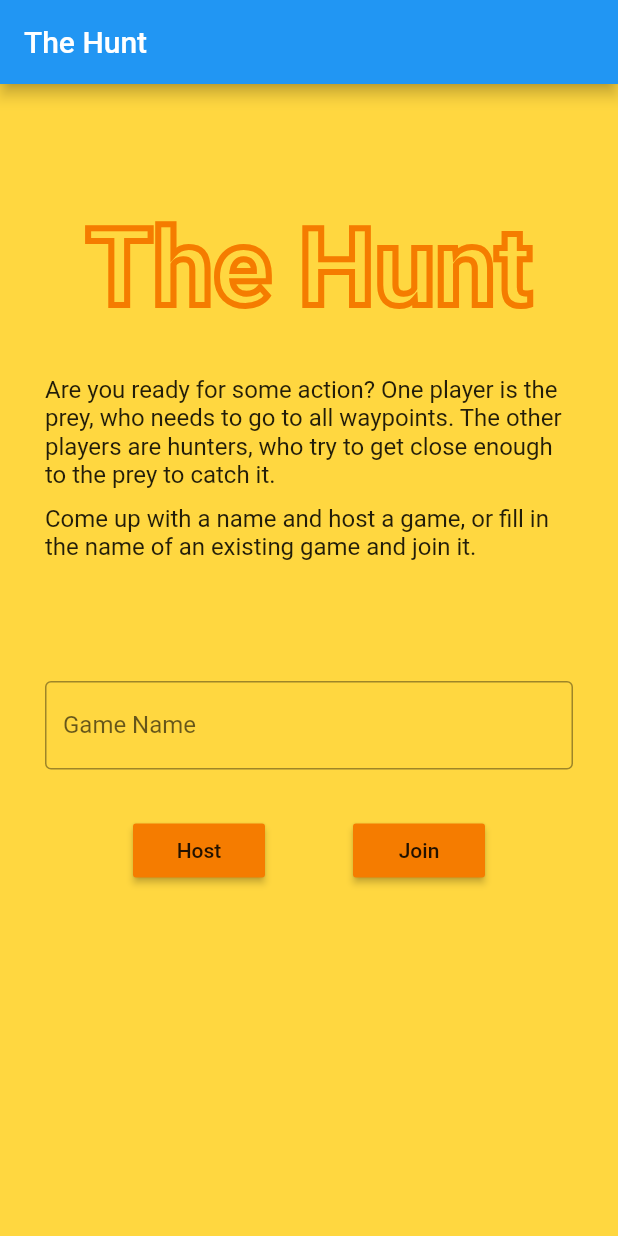
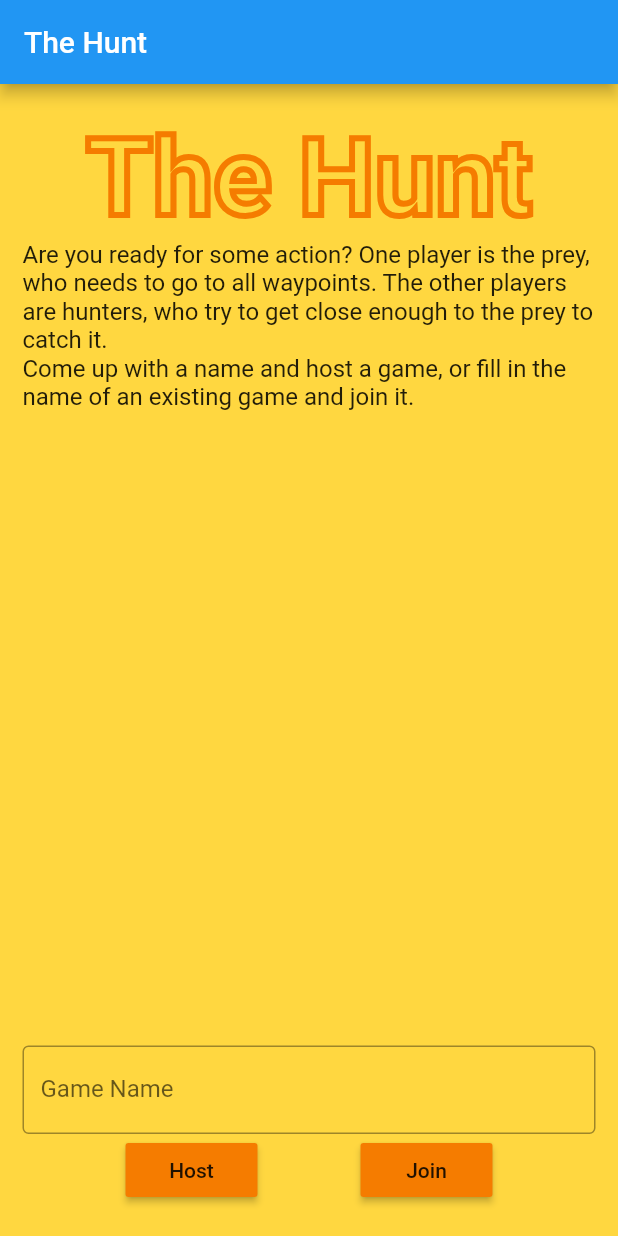
Before and after one commit to gunhaxxor/the-hunt-old, a Flutter app: the screen it shows after launch, on a phone screen of 412 x 824 dp. Run offline on Flutter 3.47's test engine with Material 2 defaults, Android fonts, the phone set to English and light mode, and no system bars; our stand-ins replace device_info, flutter_dotenv, google_maps_flutter, parse_server_sdk; missing offline and left inert: flutter_background_geolocation.

Commit message:
fixed mainscreen layout

```diff
--- a/lib/screens/mainscreen.dart
+++ b/lib/screens/mainscreen.dart
@@ -11,13 +11,12 @@ class MainScreen extends StatelessWidget {
       body: Center(
         child: Container(
           color: Colors.amberAccent[200],
-          padding: const EdgeInsets.only(left: 30.0, right: 30.0),
+          padding: EdgeInsets.only(left: 15.0, right: 15.0, top: 20.0, bottom: 20.0),
           child: Column(
+            mainAxisAlignment: MainAxisAlignment.spaceBetween,
             children: <Widget>[
               Container(
-                padding: const EdgeInsets.only(top: 80.0, bottom: 30.0),
-                child: Row(
-                  mainAxisAlignment :MainAxisAlignment.center,
+                child: Column(
                   children: <Widget>[
                     Text(
                       "The Hunt",
@@ -30,46 +29,27 @@ class MainScreen extends StatelessWidget {
                           ..color = Colors.orange[700],
                       ),
                     ),
-                  ],
-                ),
-              ),
-              Container(
-                padding: const EdgeInsets.only(top: 0.0, bottom: 10.0),
-                child: Row(
-                  mainAxisAlignment :MainAxisAlignment.start,
-                  children: <Widget>[
-                    Expanded(
-                      child: Text(
+                    Text(
                       "Are you ready for some action? One player is the prey, who needs to go to all waypoints. The other players are hunters, who try to get close enough to the prey to catch it.",
                       style: TextStyle(
                         fontSize: 16,
                       ),
                     ),
-                    ),
-                  ],
-                ),
-              ),
-              Container(
-                padding: const EdgeInsets.only(top: 0.0, bottom: 80.0),
-                child: Row(
-                  mainAxisAlignment :MainAxisAlignment.start,
-                  children: <Widget>[
-                    Expanded(
-                      child: Text(
+                    Text(
                       "Come up with a name and host a game, or fill in the name of an existing game and join it.",
                       style: TextStyle(
                         fontSize: 16,
                       ),
                     ),
-                    ),
                   ],
                 ),
               ),
+
               Container(
-                padding: const EdgeInsets.only(top: 0.0, bottom: 30.0),
-                child: Row(
+                child: Column(
+                  mainAxisAlignment: MainAxisAlignment.spaceBetween,
                   children: <Widget>[
-                    Expanded(
+                    Container(
                       child: TextField(
                         decoration: InputDecoration(
                           border: OutlineInputBorder(),
@@ -80,11 +60,8 @@ class MainScreen extends StatelessWidget {
                         },
                       ),
                     ),
-                  ],
-                ),
-              ),
                     Row(
-                mainAxisAlignment: MainAxisAlignment.spaceEvenly ,
+                      mainAxisAlignment: MainAxisAlignment.spaceEvenly,
                       children: <Widget>[
                         RaisedButton(
                           color: Colors.orange[700],
@@ -101,6 +78,9 @@ class MainScreen extends StatelessWidget {
                           },
                         ),
                       ],
+                    )
+                  ],
+                ),
               ),
             ],
           ),
```
Lines whose indentation alone changed are shown as unchanged.
